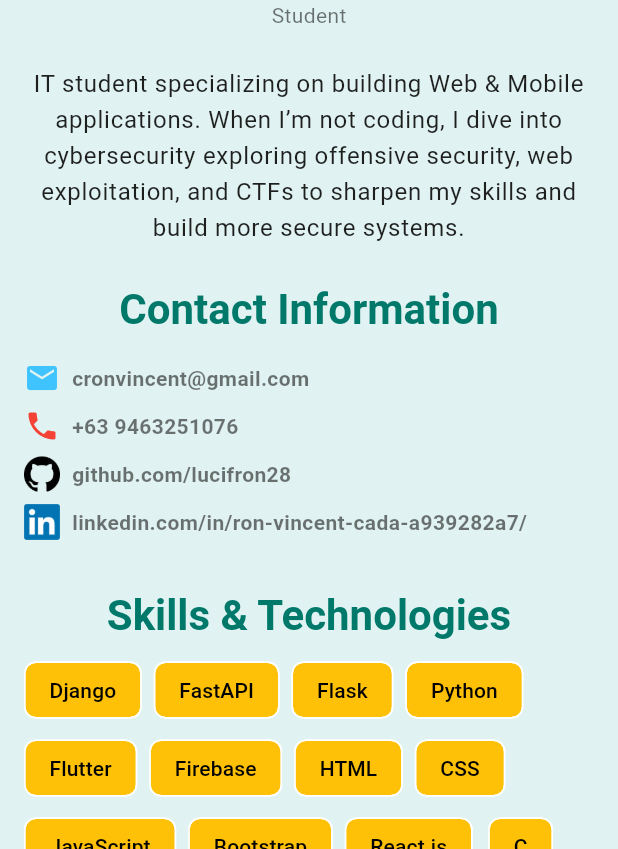
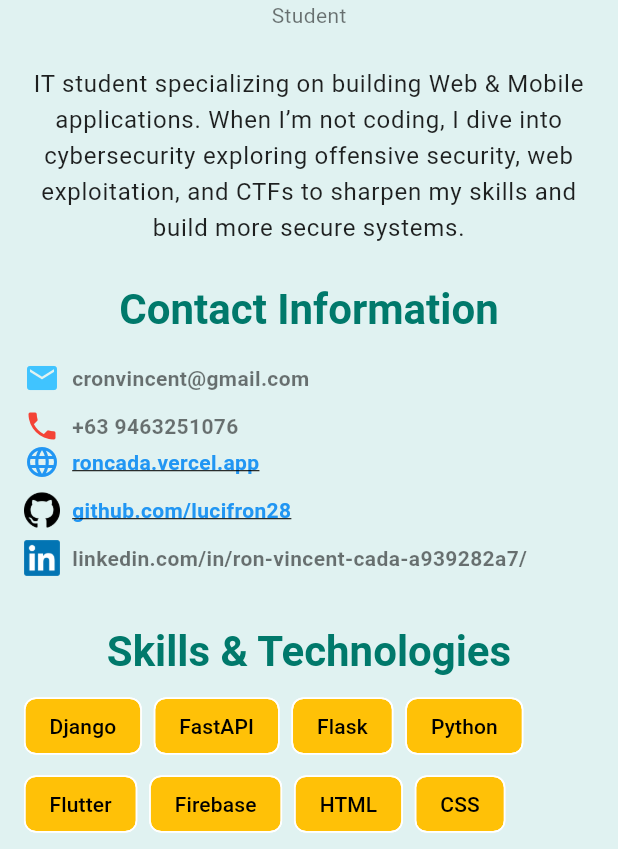
Before and after one commit to lucifron28/Flutter_Portfolio, a Flutter app: the screen it shows after launch, on a phone screen of 412 x 824 dp, the part 387-1236 px from its top. Run offline on Flutter 3.47's test engine with Material 3 defaults, Android fonts, the phone set to English and light mode, and no system bars.

Commit message:
added portfolio website with launch url

```diff
--- a/lib/main.dart
+++ b/lib/main.dart
@@ -204,6 +204,32 @@ class PortfolioHomePage extends StatelessWidget {
                       ),
                     ],
                   ),
+                  Row(
+                    children: [
+                      Icon(Icons.language, color: Colors.blue),
+                      SizedBox(width: 8),
+                      Flexible(
+                        child: GestureDetector(
+                          onTap: () async {
+                            final Uri uri = Uri.parse('https://roncada.vercel.app');
+                            if (!await launchUrl(uri, mode: LaunchMode.externalApplication)) {
+                              ScaffoldMessenger.of(context).showSnackBar(
+                                SnackBar(content: Text('Could not launch the website')),
+                              );
+                            }
+                          },
+                          child: Text(
+                            'roncada.vercel.app',
+                            style: TextStyle(
+                              fontWeight: FontWeight.bold,
+                              color: Colors.blue,
+                              decoration: TextDecoration.underline,
+                            ),
+                          ),
+                        ),
+                      ),
+                    ],
+                  ),
                   SizedBox(height: 8),
                   Row(
                     children: [
@@ -214,9 +240,23 @@ class PortfolioHomePage extends StatelessWidget {
                       ),
                       SizedBox(width: 8),
                       Flexible(
-                        child: SelectableText(
-                          'github.com/lucifron28',
-                          style: const TextStyle(fontWeight: FontWeight.bold),
+                        child: GestureDetector(
+                          onTap: () async {
+                            final Uri uri = Uri.parse('https://github.com/lucifron28');
+                            if (!await launchUrl(uri, mode: LaunchMode.externalApplication)) {
+                              ScaffoldMessenger.of(context).showSnackBar(
+                                SnackBar(content: Text('Could not launch the website')),
+                              );
+                            }
+                          },
+                          child: Text(
+                            'github.com/lucifron28',
+                            style: TextStyle(
+                              fontWeight: FontWeight.bold,
+                              color: Colors.blue,
+                              decoration: TextDecoration.underline,
+                            ),
+                          ),
                         ),
                       ),
                     ],
```
